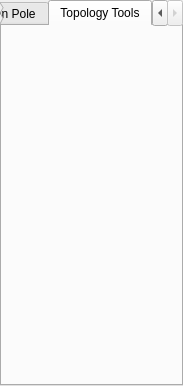
Above: src/qt-widgets/TaskPanelUi.ui from GPlates/GPlates before the change. Below: the same form after it.
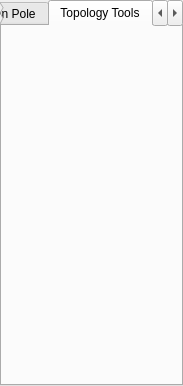
That is the form after the change. The open tabs and pages were chosen to show the change.

Commit message:
(trunk) Replaced source:/gplates/trunk using source:/gplates/branches/distance-tool-2009-jul-31@6662 incorporating log:/gplates/branches/distance-tool-2009-jul-31@6386:6662 ([log:/gplates/trunk@6612:6662 No changes on trunk] since last update from trunk).
This is "[wiki:MergingInSubversion#Replacingonebranchwithanother replacing one branch with another]". The command used was:
{{{
	svn merge https://svn-test.gplates.org/gplates/trunk@6662 https://svn-test.gplates.org/gplates/branches/distance-tool-2009-jul-31@6662
}}}
from inside the root directory of a working copy of the trunk.

What changed in the file:
```diff
--- a/src/qt-widgets/TaskPanelUi.ui
+++ b/src/qt-widgets/TaskPanelUi.ui
@@ -76,6 +76,11 @@
        <string>Topology Tools</string>
       </attribute>
      </widget>
+     <widget class="QWidget" name="tab_measure_distance" >
+      <attribute name="title" >
+       <string>Measure Distance</string>
+      </attribute>
+     </widget>
     </widget>
    </item>
   </layout>
```
Left out of the diff: 13 changed lines with no effect on the pictures. The commit also changes 85 other files.
